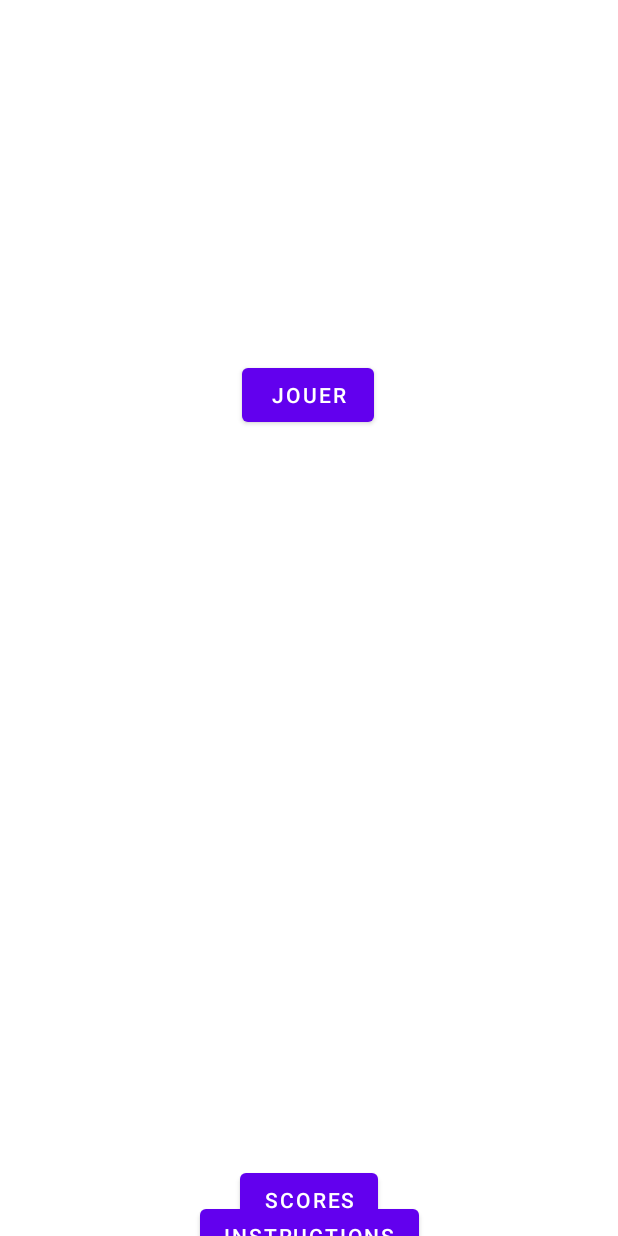
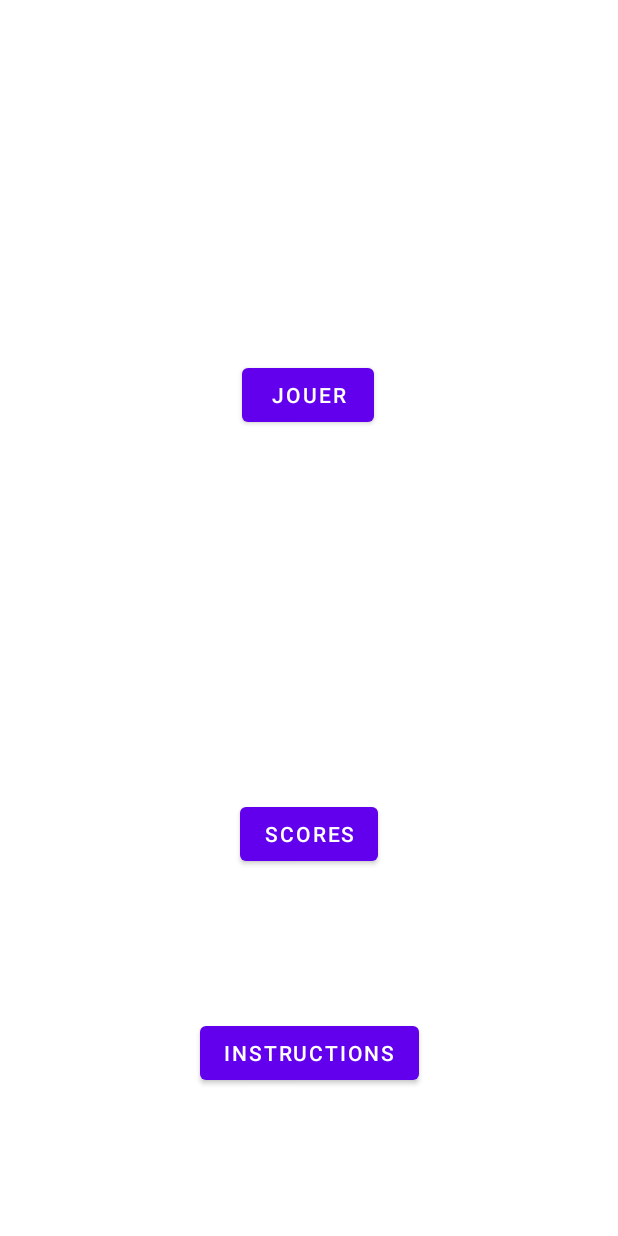
Before and after one commit to Grizfreak/PokemonQuizz, an Android app: the MenuActivity screen opened directly, with no data from a screen before it, on a phone screen of 412 x 824 dp. Run offline under Robolectric (Android 15) with nearby library versions, the phone set to English and light mode, and no system bars.

Commit message:
Test implementation

```diff
--- a/app/src/main/res/layout/activity_menu.xml
+++ b/app/src/main/res/layout/activity_menu.xml
@@ -25,7 +25,7 @@
         app:layout_constraintBottom_toBottomOf="parent"
         app:layout_constraintEnd_toEndOf="parent"
         app:layout_constraintStart_toStartOf="parent"
-        app:layout_constraintTop_toBottomOf="@+id/button7" />
+        app:layout_constraintTop_toBottomOf="@+id/playButton" />
 
     <Button
         android:id="@+id/playButton"
```
